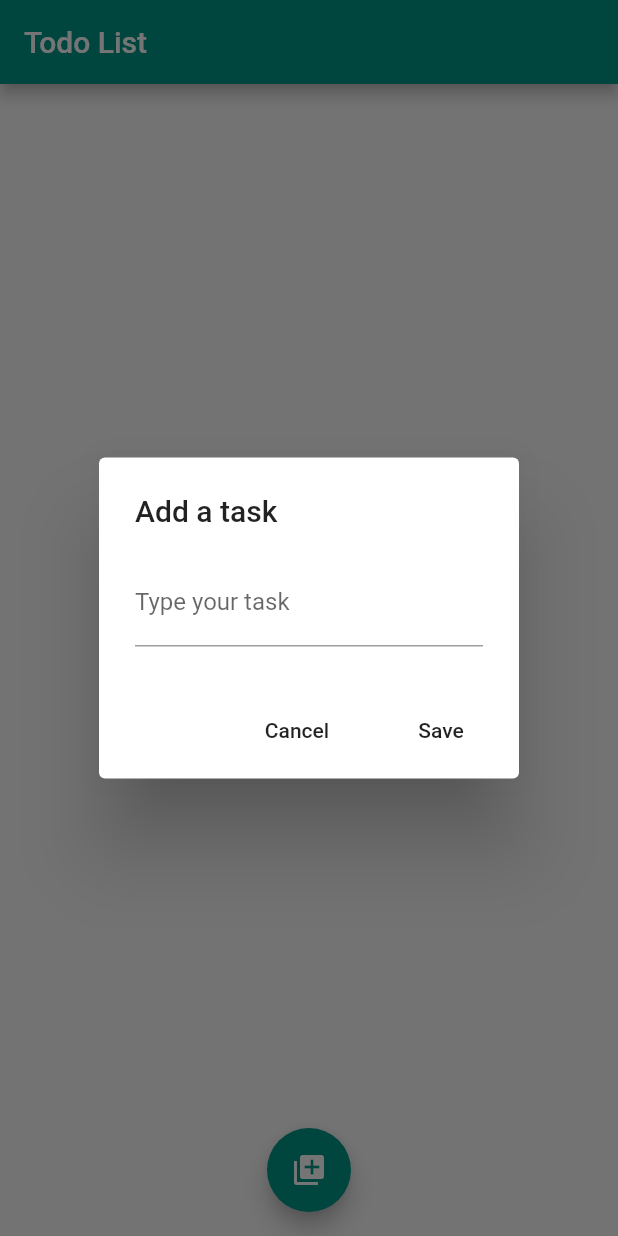
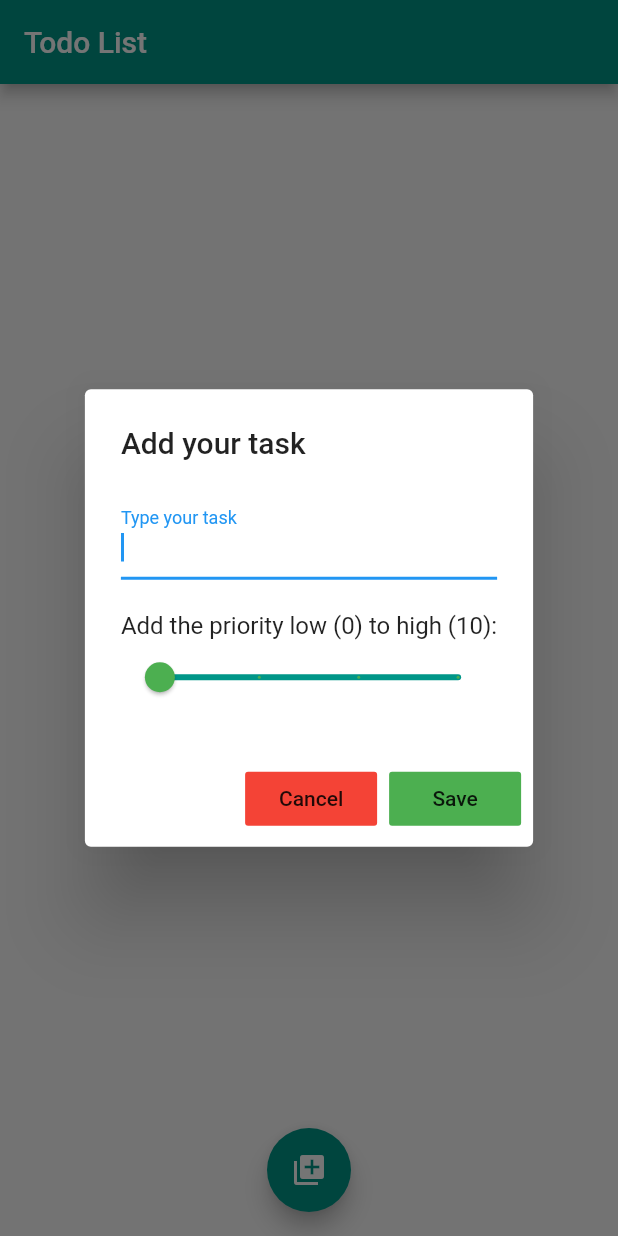
Before and after one commit to hbgit/flutter_a_z, a Flutter app: the screen it shows after launch, after a tap on the "add to photos" icon, on a phone screen of 412 x 824 dp. Run offline on Flutter 3.47's test engine with Material 2 defaults, Android fonts, the phone set to English and light mode, and no system bars.

Commit message:
App full
Signed-off-by: Herbert Rocha <herberthb12@gmail.com>

```diff
--- a/lib/model/Task.dart
+++ b/lib/model/Task.dart
@@ -4,12 +4,14 @@ class Task {
 
   String id;
   String description;
+  double priority;
   bool status;
 
   Task(
     {
       this.id,
       this.description,
+      this.priority,
       this.status
     }
   );
@@ -23,6 +25,7 @@ class Task {
       Task tmpTask = Task(
         id: element["id"],
         description: element["description"],
+        priority: element["priority"],
         status: element["status"],
       );
 
@@ -41,6 +44,7 @@ class Task {
     task.forEach((element) {
       tmpTask["id"] = element.id;
       tmpTask["description"] = element.description;
+      tmpTask["priority"] = element.description;
       tmpTask["status"] = element.status;
 
       mapTask.add(tmpTask);
--- /dev/null
+++ b/lib/view/GetPriorityPickerDialog.dart
@@ -0,0 +1,125 @@
+import 'package:flutter/material.dart';
+
+// move the dialog into it's own stateful widget.
+// It's completely independent from your page
+// this is good practice
+class GetPriorityPickerDialog extends StatefulWidget {
+  final double initialPriority;
+  final TextEditingController initCtrlTask;
+
+  GetPriorityPickerDialog({Key key, this.initialPriority, this.initCtrlTask}) : super(key: key);
+
+  @override
+  _GetPriorityPickerDialogState createState() =>
+      _GetPriorityPickerDialogState();
+}
+
+class _GetPriorityPickerDialogState extends State<GetPriorityPickerDialog> {
+  //attr to return
+  double _priorityValue;
+  TextEditingController _controllerTask = TextEditingController();
+  List _listResult = [];
+
+  //widget
+  Color _divCor = Colors.green;
+  Text _titleDialog = Text("Add your task");
+
+  @override
+  void initState() {
+    super.initState();
+    _priorityValue = widget.initialPriority;
+    if(widget.initCtrlTask.text.isNotEmpty){
+      _controllerTask.text = widget.initCtrlTask.text;
+      if(widget.initialPriority >= 5.0){
+        _divCor = Colors.red;
+      }
+      _titleDialog = Text("Update your task");
+    }
+  }
+
+  @override
+  Widget build(BuildContext context) {
+    return AlertDialog(
+      scrollable: true,
+      title: _titleDialog,
+      content: Container(
+        height: 150,
+        child: Column(
+          mainAxisAlignment: MainAxisAlignment.spaceEvenly,
+          crossAxisAlignment: CrossAxisAlignment.center,
+          children: [
+            Row(
+              children: [
+                Expanded(
+                  child: TextField(
+                    autofocus: true,
+                    controller: this._controllerTask,
+                    decoration: InputDecoration(
+                      labelText: "Type your task",
+                      //fillColor : Colors.purple
+                    ),
+                    onChanged: (text) {},
+                  ),
+                ),
+              ],
+            ),
+            Padding(
+              padding: EdgeInsets.only(top: 20),
+              child: Text("Add the priority low (0) to high (10):"),
+            ),
+            Row(
+              //mainAxisAlignment: MainAxisAlignment.spaceEvenly,
+              children: [
+                Expanded(
+                  child: Slider(
+                    value: _priorityValue,
+                    min: 0,
+                    max: 10,
+                    divisions: 3,
+                    activeColor: _divCor,
+                    inactiveColor: Colors.teal,
+                    label: _priorityValue.round().toString(),
+                    onChanged: (value) {
+                      if (value >= 5.0) {
+                        //print(value);
+                        setState(() {
+                          _divCor = Colors.red;
+                          _priorityValue = value;
+                        });
+                      } else {
+                        setState(() {
+                          _divCor = Colors.green;
+                          _priorityValue = value;
+                        });
+                      }
+                    },
+                  ),
+                ),
+              ],
+            ),
+          ],
+        ),
+      ),
+      actions: <Widget>[
+        FlatButton(
+          autofocus: false,
+          color: Colors.red,
+          child: Text("Cancel"),
+          onPressed: () => Navigator.pop(context),
+        ),
+        FlatButton(
+          autofocus: false,
+          color: Colors.green,
+          child: Text("Save"),
+          onPressed: () {
+            // Use the second argument of Navigator.pop(...) to pass
+            // back a result to the page that opened the dialog
+            _listResult.add(_priorityValue);
+            _listResult.add(_controllerTask);
+            Navigator.pop(context, _listResult);
+          },
+        )
+      ],
+    );
+  }
+}
--- a/lib/view/HomeScreen.dart
+++ b/lib/view/HomeScreen.dart
@@ -1,5 +1,6 @@
 import 'package:flutter/material.dart';
 import 'package:flutter_a_z/model/Task.dart';
+import 'package:flutter_a_z/view/GetPriorityPickerDialog.dart';
 import 'package:path_provider/path_provider.dart';
 import 'dart:io';
 import 'dart:async';
@@ -15,10 +16,14 @@ class HomeScreen extends StatefulWidget {
 class _HomeScreenState extends State<HomeScreen> {
   // Controllers
   TextEditingController _controllerTask = TextEditingController();
+  //TextEditingController _controllerTaskUpdate = TextEditingController();
 
   // attr
   List _taskList = [];
   Task _lastTaskUsed = Task();
+  double _priorityTask = 0.0;
+  Color _priorityColor = Colors.green;
+  // EdgeInsets _sliderEdge = EdgeInsets.all(15);
 
   //Handle File
 
@@ -54,6 +59,7 @@ class _HomeScreenState extends State<HomeScreen> {
 
     Task task = Task();
     task.description = typedText;
+    task.priority = _priorityTask;
     task.status = false;
     task.id = DateTime.now().millisecondsSinceEpoch.toString();
 
@@ -63,6 +69,7 @@ class _HomeScreenState extends State<HomeScreen> {
 
     _saveFile();
     _controllerTask.text = "";
+    _priorityTask = 0.0;
   }
 
   // For APP
@@ -75,6 +82,27 @@ class _HomeScreenState extends State<HomeScreen> {
         _taskList = Task().getListTaskFromJsonString(data);
       });
     });
+  }
+
+  Future<bool> _showPriorityPickerDialog() async {
+    final resultDialog = await showDialog<List>(
+      context: context,
+      builder: (context) => GetPriorityPickerDialog(
+          initialPriority: _priorityTask,
+          initCtrlTask: _controllerTask,
+        ),
+    );
+
+    if(resultDialog.length > 0){
+      //setState(() {
+        // print(resultDialog);
+        _priorityTask = resultDialog[0];
+        _controllerTask = resultDialog[1];
+      //});
+      return true;
+    }else{
+      return false;
+    }
   }
 
   Widget slideRightContainer() {
@@ -96,9 +124,9 @@ class _HomeScreenState extends State<HomeScreen> {
             ),
             textAlign: TextAlign.right,
           ),
-          SizedBox(
+          /*SizedBox(
             width: 20,
-          ),
+          ),*/
         ],
       ),
     );
@@ -123,29 +151,41 @@ class _HomeScreenState extends State<HomeScreen> {
             ),
             textAlign: TextAlign.right,
           ),
-          SizedBox(
+          /*SizedBox(
             width: 20,
-          ),
+          ),*/
         ],
       ),
     );
   }
 
+
   // ListView using Dismissible of this Screen
   Widget createListItems(context, index) {
+
+    if (_taskList[index].priority >= 5.0){
+      _priorityColor = Colors.red;
+    }else{
+      _priorityColor = Colors.green;
+    }
+
     return Dismissible(
       key: Key(UniqueKey().toString()),
       //key: Key(_taskList[index].id),
       //direction: DismissDirection.,
       onDismissed: (direction) {
-        print(direction);
+        // print(direction);
 
         if (direction == DismissDirection.endToStart) {
+          // _sliderEdge = EdgeInsets.all(0);
           // item that will be removed
           _lastTaskUsed = _taskList[index];
 
           //remove item
-          _taskList.removeAt(index);
+          setState(() {
+            _taskList.removeAt(index);
+          });
+
           _saveFile();
 
           // Confirm with the user
@@ -165,48 +205,38 @@ class _HomeScreenState extends State<HomeScreen> {
           );
 
           Scaffold.of(context).showSnackBar(snackBar);
+
         } else if (direction == DismissDirection.startToEnd) {
-          //colorDismissiedItems = Colors.blueGrey;
-          //iconDismissiedItems = Icons.edit;
 
-          AlertDialog updateAlert = AlertDialog(
-            title: Text("Update the task"),
-            content: TextField(
-              controller: this._controllerTask,
-              decoration: InputDecoration(
-                labelText: _taskList[index].description,
-              ),
-              onChanged: (text) {},
-            ),
-            actions: <Widget>[
-              FlatButton(
-                child: Text("Cancel"),
-                onPressed: () => Navigator.pop(context),
-              ),
-              FlatButton(
-                child: Text("Save"),
-                onPressed: () {
-                  _saveTask();
-                  Navigator.pop(context);
-                },
-              )
-            ],
-          );
+          this._controllerTask.text = _taskList[index].description;
+          this._priorityTask = _taskList[index].priority;
 
-          showDialog(
-              context: context,
-              builder: (BuildContext context) {
-                return updateAlert;
+          _showPriorityPickerDialog().then((value) {
+            if(value){
+              setState(() {
+                _taskList[index].description = this._controllerTask.text;
+                _taskList[index].priority = this._priorityTask;
               });
-
-          //Scaffold.of(context).
-
+              //print(_taskList[index].description);
+              _saveFile();
+              this._controllerTask.text = "";
+              this._priorityTask = 0.0;
+            }
+          });
         }
       },
       background: slideLeftContainer(),
       secondaryBackground: slideRightContainer(),
       child: CheckboxListTile(
         title: Text(_taskList[index].description),
+        subtitle: Text(
+          "Priority: ${_taskList[index].priority.round().toString()}",
+          style: TextStyle(
+            backgroundColor: _priorityColor,
+            color: Colors.white,
+            fontWeight: FontWeight.bold
+          ),
+        ),
         value: _taskList[index].status,
         onChanged: (updateBox) {
           setState(() {
@@ -244,34 +274,13 @@ class _HomeScreenState extends State<HomeScreen> {
         child: Icon(Icons.add_to_photos),
         backgroundColor: Colors.teal,
         onPressed: () {
-          showDialog(
-              context: context,
-              builder: (context) {
-                return AlertDialog(
-                  title: Text("Add a task"),
-                  content: TextField(
-                    controller: this._controllerTask,
-                    decoration: InputDecoration(
-                      labelText: "Type your task",
-                      //fillColor : Colors.purple
-                    ),
-                    onChanged: (text) {},
-                  ),
-                  actions: <Widget>[
-                    FlatButton(
-                      child: Text("Cancel"),
-                      onPressed: () => Navigator.pop(context),
-                    ),
-                    FlatButton(
-                      child: Text("Save"),
-                      onPressed: () {
-                        _saveTask();
-                        Navigator.pop(context);
-                      },
-                    )
-                  ],
-                );
-              });
+          _showPriorityPickerDialog().then((value) {
+            if(value){
+              _saveTask();
+              this._controllerTask.text = "";
+              this._priorityTask = 0.0;
+            }
+          });
         },
       ),
     );
```
Also changed, not shown: pubspec.lock.
